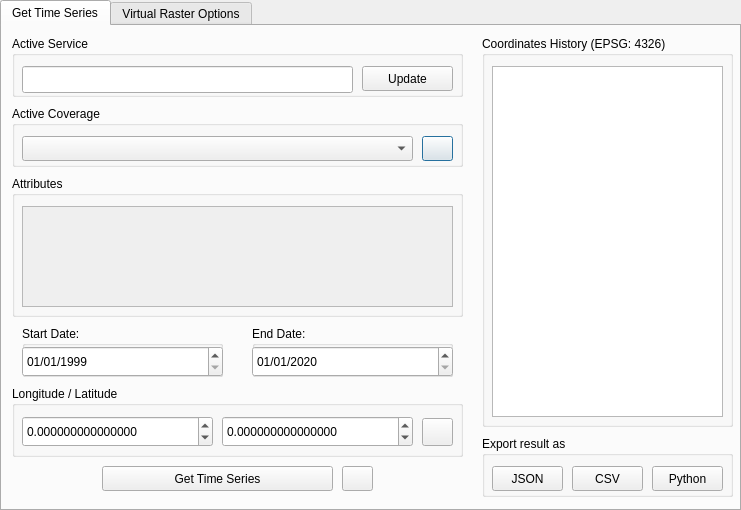
Before: the Qt Designer form wtss_plugin/wtss_qgis_dialog_base.ui in brazil-data-cube/wtss-qgis, drawn with Qt 5.
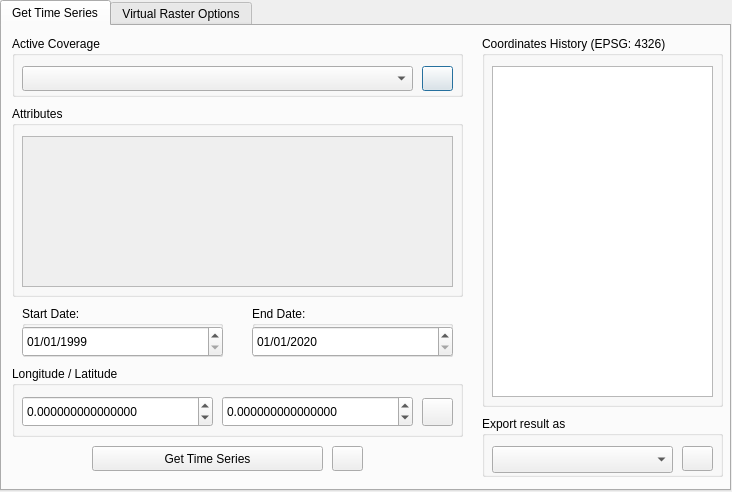
After: the same form once the commit is applied.

The edit to the form file:
```diff
--- a/wtss_plugin/wtss_qgis_dialog_base.ui
+++ b/wtss_plugin/wtss_qgis_dialog_base.ui
@@ -6,8 +6,8 @@
    <rect>
     <x>0</x>
     <y>0</y>
-    <width>741</width>
-    <height>510</height>
+    <width>732</width>
+    <height>492</height>
    </rect>
   </property>
   <property name="windowTitle">
@@ -24,8 +24,8 @@
     <rect>
      <x>0</x>
      <y>0</y>
-     <width>741</width>
-     <height>511</height>
+     <width>731</width>
+     <height>491</height>
     </rect>
    </property>
    <property name="tabPosition">
@@ -45,7 +45,7 @@
      <property name="geometry">
       <rect>
        <x>10</x>
-       <y>80</y>
+       <y>10</y>
        <width>451</width>
        <height>61</height>
       </rect>
@@ -77,48 +77,12 @@
       </property>
      </widget>
     </widget>
-    <widget class="QGroupBox" name="services_group">
-     <property name="geometry">
-      <rect>
-       <x>10</x>
-       <y>10</y>
-       <width>451</width>
-       <height>61</height>
-      </rect>
-     </property>
-     <property name="title">
-      <string>Active Service</string>
-     </property>
-     <widget class="QLineEdit" name="wtss_server_label">
-      <property name="geometry">
-       <rect>
-        <x>10</x>
-        <y>30</y>
-        <width>331</width>
-        <height>27</height>
-       </rect>
-      </property>
-     </widget>
-     <widget class="QPushButton" name="wtss_server_label_update">
-      <property name="geometry">
-       <rect>
-        <x>350</x>
-        <y>30</y>
-        <width>91</width>
-        <height>25</height>
-       </rect>
-      </property>
-      <property name="text">
-       <string>Update</string>
-      </property>
-     </widget>
-    </widget>
     <widget class="QGroupBox" name="exporting_files">
      <property name="geometry">
       <rect>
        <x>480</x>
-       <y>410</y>
-       <width>251</width>
+       <y>390</y>
+       <width>241</width>
        <height>61</height>
       </rect>
      </property>
@@ -128,9 +92,9 @@
      <widget class="QPushButton" name="export_as_csv">
       <property name="geometry">
        <rect>
-        <x>90</x>
+        <x>200</x>
         <y>30</y>
-        <width>71</width>
+        <width>31</width>
         <height>25</height>
        </rect>
       </property>
@@ -140,43 +104,17 @@
        </font>
       </property>
       <property name="text">
-       <string>CSV</string>
+       <string/>
       </property>
      </widget>
-     <widget class="QPushButton" name="export_as_json">
+     <widget class="QComboBox" name="export_result_as_type">
       <property name="geometry">
        <rect>
         <x>10</x>
         <y>30</y>
-        <width>71</width>
-        <height>25</height>
+        <width>181</width>
+        <height>27</height>
        </rect>
-      </property>
-      <property name="font">
-       <font>
-        <pointsize>9</pointsize>
-       </font>
-      </property>
-      <property name="text">
-       <string>JSON</string>
-      </property>
-     </widget>
-     <widget class="QPushButton" name="export_as_python">
-      <property name="geometry">
-       <rect>
-        <x>170</x>
-        <y>30</y>
-        <width>71</width>
-        <height>25</height>
-       </rect>
-      </property>
-      <property name="font">
-       <font>
-        <pointsize>9</pointsize>
-       </font>
-      </property>
-      <property name="text">
-       <string>Python</string>
       </property>
      </widget>
     </widget>
@@ -185,8 +123,8 @@
       <rect>
        <x>480</x>
        <y>10</y>
-       <width>251</width>
-       <height>391</height>
+       <width>241</width>
+       <height>371</height>
       </rect>
      </property>
      <property name="title">
@@ -197,8 +135,8 @@
        <rect>
         <x>10</x>
         <y>30</y>
-        <width>231</width>
-        <height>351</height>
+        <width>221</width>
+        <height>331</height>
        </rect>
       </property>
       <property name="editTriggers">
@@ -210,7 +148,7 @@
      <property name="geometry">
       <rect>
        <x>20</x>
-       <y>300</y>
+       <y>280</y>
        <width>201</width>
        <height>51</height>
       </rect>
@@ -246,9 +184,9 @@
      <property name="geometry">
       <rect>
        <x>10</x>
-       <y>150</y>
+       <y>80</y>
        <width>451</width>
-       <height>141</height>
+       <height>191</height>
       </rect>
      </property>
      <property name="title">
@@ -260,7 +198,7 @@
         <x>10</x>
         <y>30</y>
         <width>431</width>
-        <height>101</height>
+        <height>151</height>
        </rect>
       </property>
       <property name="widgetResizable">
@@ -272,7 +210,7 @@
          <x>0</x>
          <y>0</y>
          <width>429</width>
-         <height>99</height>
+         <height>149</height>
         </rect>
        </property>
       </widget>
@@ -284,8 +222,8 @@
      </property>
      <property name="geometry">
       <rect>
-       <x>100</x>
-       <y>440</y>
+       <x>90</x>
+       <y>420</y>
        <width>231</width>
        <height>25</height>
       </rect>
@@ -304,7 +242,7 @@
      <property name="geometry">
       <rect>
        <x>10</x>
-       <y>360</y>
+       <y>340</y>
        <width>451</width>
        <height>71</height>
       </rect>
@@ -379,8 +317,8 @@
     <widget class="QPushButton" name="show_help_button">
      <property name="geometry">
       <rect>
-       <x>340</x>
-       <y>440</y>
+       <x>330</x>
+       <y>420</y>
        <width>31</width>
        <height>25</height>
       </rect>
@@ -393,7 +331,7 @@
      <property name="geometry">
       <rect>
        <x>250</x>
-       <y>300</y>
+       <y>280</y>
        <width>201</width>
        <height>51</height>
       </rect>
@@ -576,10 +514,10 @@
   <widget class="QLabel" name="loading_label">
    <property name="geometry">
     <rect>
-     <x>-1</x>
+     <x>5</x>
      <y>0</y>
-     <width>741</width>
-     <height>511</height>
+     <width>731</width>
+     <height>491</height>
     </rect>
    </property>
    <property name="text">
```
Left out of the diff: 2 changed lines with no effect on the pictures.
